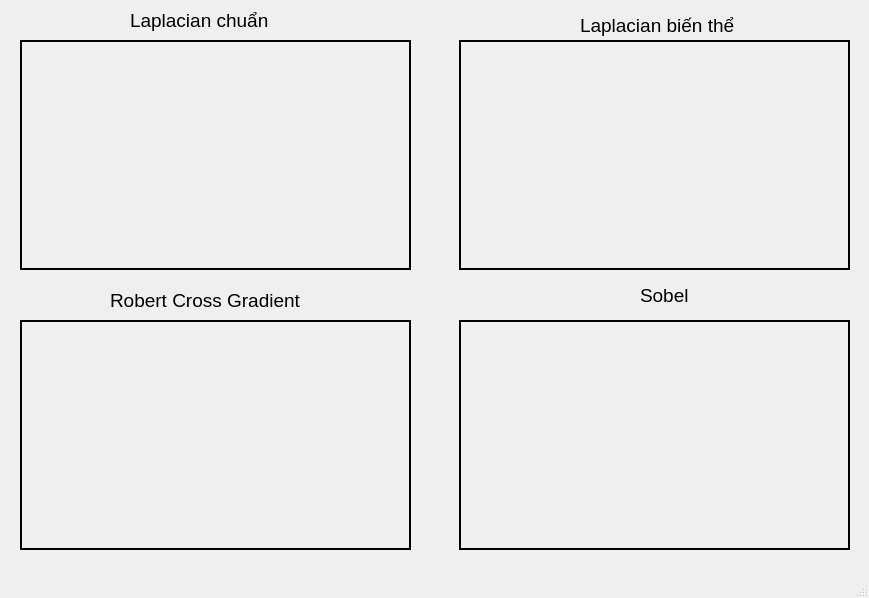
The window that GUI/bo_loc_min.ui (vanchieeu/DAMH) describes before a commit, drawn with Qt 5.
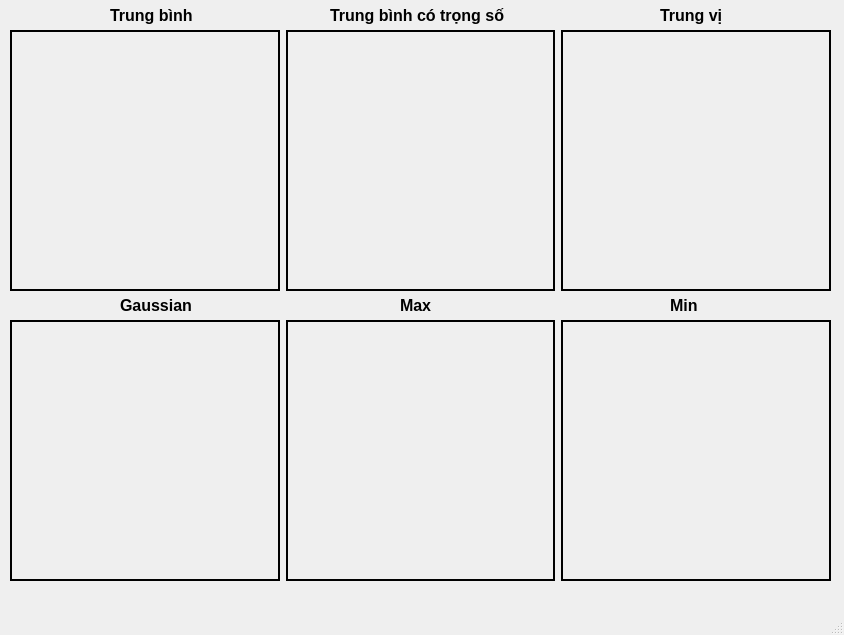
The same window after the commit.

What changed in the file:
```diff
--- a/GUI/bo_loc_min.ui
+++ b/GUI/bo_loc_min.ui
@@ -6,150 +6,218 @@
    <rect>
     <x>0</x>
     <y>0</y>
-    <width>869</width>
-    <height>598</height>
+    <width>844</width>
+    <height>635</height>
    </rect>
   </property>
   <property name="windowTitle">
    <string>So sánh bộ lọc mịn</string>
   </property>
   <widget class="QWidget" name="centralwidget">
-   <widget class="QLabel" name="screen_1">
+   <widget class="QLabel" name="label">
     <property name="geometry">
      <rect>
-      <x>20</x>
-      <y>40</y>
-      <width>391</width>
-      <height>230</height>
+      <x>110</x>
+      <y>0</y>
+      <width>101</width>
+      <height>31</height>
      </rect>
     </property>
-    <property name="frameShape">
-     <enum>QFrame::WinPanel</enum>
+    <property name="font">
+     <font>
+      <pointsize>12</pointsize>
+      <weight>75</weight>
+      <bold>true</bold>
+     </font>
     </property>
     <property name="text">
-     <string/>
+     <string>Trung bình</string>
     </property>
    </widget>
-   <widget class="QLabel" name="screen_2">
+   <widget class="QLabel" name="label_2">
     <property name="geometry">
      <rect>
-      <x>459</x>
-      <y>40</y>
-      <width>391</width>
-      <height>230</height>
+      <x>330</x>
+      <y>0</y>
+      <width>201</width>
+      <height>31</height>
      </rect>
     </property>
-    <property name="frameShape">
-     <enum>QFrame::WinPanel</enum>
+    <property name="font">
+     <font>
+      <pointsize>12</pointsize>
+      <weight>75</weight>
+      <bold>true</bold>
+     </font>
     </property>
     <property name="text">
-     <string/>
+     <string>Trung bình có trọng số</string>
     </property>
    </widget>
-   <widget class="QLabel" name="screen_4">
+   <widget class="QLabel" name="label_3">
     <property name="geometry">
      <rect>
-      <x>459</x>
-      <y>320</y>
-      <width>391</width>
-      <height>230</height>
+      <x>660</x>
+      <y>0</y>
+      <width>111</width>
+      <height>31</height>
      </rect>
     </property>
-    <property name="frameShape">
-     <enum>QFrame::WinPanel</enum>
+    <property name="font">
+     <font>
+      <pointsize>12</pointsize>
+      <weight>75</weight>
+      <bold>true</bold>
+     </font>
     </property>
     <property name="text">
-     <string/>
+     <string>Trung vị</string>
     </property>
    </widget>
-   <widget class="QLabel" name="screen_3">
+   <widget class="QLabel" name="label_4">
     <property name="geometry">
      <rect>
-      <x>20</x>
-      <y>320</y>
-      <width>391</width>
-      <height>230</height>
+      <x>120</x>
+      <y>290</y>
+      <width>91</width>
+      <height>31</height>
      </rect>
     </property>
-    <property name="frameShape">
-     <enum>QFrame::WinPanel</enum>
+    <property name="font">
+     <font>
+      <pointsize>12</pointsize>
+      <weight>75</weight>
+      <bold>true</bold>
+     </font>
     </property>
     <property name="text">
-     <string/>
+     <string>Gaussian</string>
     </property>
    </widget>
    <widget class="QLabel" name="label_5">
     <property name="geometry">
      <rect>
-      <x>130</x>
-      <y>10</y>
-      <width>141</width>
-      <height>21</height>
+      <x>400</x>
+      <y>290</y>
+      <width>91</width>
+      <height>31</height>
      </rect>
     </property>
     <property name="font">
      <font>
-      <pointsize>14</pointsize>
+      <pointsize>12</pointsize>
+      <weight>75</weight>
+      <bold>true</bold>
      </font>
     </property>
     <property name="text">
-     <string>Laplacian chuẩn</string>
+     <string>Max</string>
     </property>
    </widget>
    <widget class="QLabel" name="label_6">
     <property name="geometry">
      <rect>
-      <x>580</x>
-      <y>10</y>
-      <width>161</width>
-      <height>31</height>
-     </rect>
-    </property>
-    <property name="font">
-     <font>
-      <pointsize>14</pointsize>
-     </font>
-    </property>
-    <property name="text">
-     <string>Laplacian biến thể</string>
-    </property>
-   </widget>
-   <widget class="QLabel" name="label_7">
-    <property name="geometry">
-     <rect>
-      <x>110</x>
+      <x>670</x>
       <y>290</y>
-      <width>191</width>
-      <height>21</height>
-     </rect>
-    </property>
-    <property name="font">
-     <font>
-      <pointsize>14</pointsize>
-     </font>
-    </property>
-    <property name="text">
-     <string>Robert Cross Gradient</string>
-    </property>
-   </widget>
-   <widget class="QLabel" name="label_8">
-    <property name="geometry">
-     <rect>
-      <x>640</x>
-      <y>280</y>
-      <width>51</width>
+      <width>61</width>
       <height>31</height>
      </rect>
     </property>
     <property name="font">
      <font>
-      <pointsize>14</pointsize>
+      <pointsize>12</pointsize>
+      <weight>75</weight>
+      <bold>true</bold>
      </font>
     </property>
     <property name="text">
-     <string>Sobel</string>
+     <string>Min</string>
     </property>
    </widget>
+   <widget class="QWidget" name="layoutWidget">
+    <property name="geometry">
+     <rect>
+      <x>10</x>
+      <y>30</y>
+      <width>821</width>
+      <height>261</height>
+     </rect>
+    </property>
+    <layout class="QHBoxLayout" name="horizontalLayout">
+     <item>
+      <widget class="QLabel" name="screen_1">
+       <property name="frameShape">
+        <enum>QFrame::WinPanel</enum>
+       </property>
+       <property name="text">
+        <string/>
+       </property>
+      </widget>
+     </item>
+     <item>
+      <widget class="QLabel" name="screen_2">
+       <property name="frameShape">
+        <enum>QFrame::WinPanel</enum>
+       </property>
+       <property name="text">
+        <string/>
+       </property>
+      </widget>
+     </item>
+     <item>
+      <widget class="QLabel" name="screen_3">
+       <property name="frameShape">
+        <enum>QFrame::WinPanel</enum>
+       </property>
+       <property name="text">
+        <string/>
+       </property>
+      </widget>
+     </item>
+    </layout>
+   </widget>
+   <widget class="QWidget" name="layoutWidget">
+    <property name="geometry">
+     <rect>
+      <x>10</x>
+      <y>320</y>
+      <width>821</width>
+      <height>261</height>
+     </rect>
+    </property>
+    <layout class="QHBoxLayout" name="horizontalLayout_2">
+     <item>
+      <widget class="QLabel" name="screen_4">
+       <property name="frameShape">
+        <enum>QFrame::WinPanel</enum>
+       </property>
+       <property name="text">
+        <string/>
+       </property>
+      </widget>
+     </item>
+     <item>
+      <widget class="QLabel" name="screen_5">
+       <property name="frameShape">
+        <enum>QFrame::WinPanel</enum>
+       </property>
+       <property name="text">
+        <string/>
+       </property>
+      </widget>
+     </item>
+     <item>
+      <widget class="QLabel" name="screen_6">
+       <property name="frameShape">
+        <enum>QFrame::WinPanel</enum>
+       </property>
+       <property name="text">
+        <string/>
+       </property>
+      </widget>
+     </item>
+    </layout>
+   </widget>
   </widget>
   <widget class="QMenuBar" name="menubar">
    <property name="geometry">
```
Left out of the diff: 8 changed lines with no effect on the pictures.
